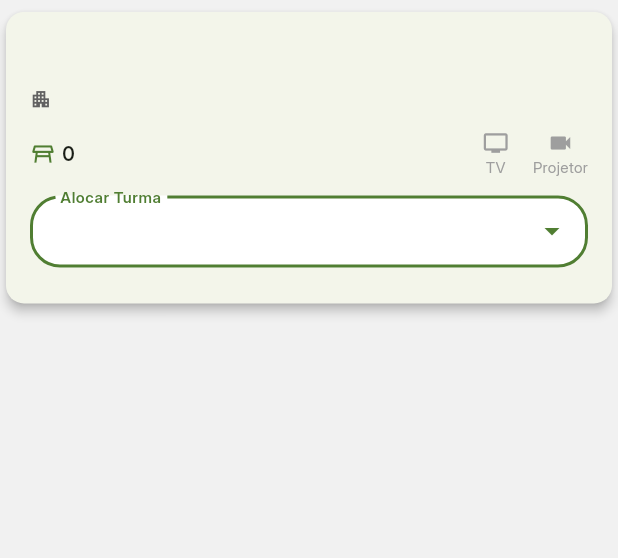
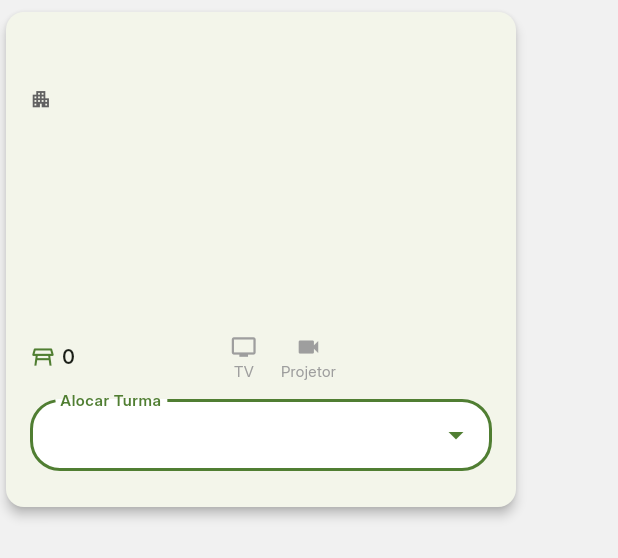
Before and after one commit to pdromarks/EmSalaMais, a Flutter app: the CustomRoomAllocationCard widget shown alone on an empty page, opened directly with empty values, on a phone screen of 412 x 824 dp. Shown: the top 558 px of the screen. Run offline on Flutter 3.47's test engine with Material 3 defaults, Android fonts, the phone set to English and light mode, and no system bars; our stand-ins replace flutter_dotenv, supabase_flutter; accounts and stored records are empty.

Commit message:
Feat: Alterações room_allocation_crud_screen

```diff
--- a/lib/components/widgets/custom_dropdown.dart
+++ b/lib/components/widgets/custom_dropdown.dart
@@ -224,9 +224,9 @@ class _CustomDropdownState extends State<CustomDropdown> {
                   Padding(
                     padding: const EdgeInsets.only(right: 8.0),
                     child: Icon(
-                      _isOpen ? Icons.arrow_drop_up : Icons.arrow_drop_down,
-                      color: AppColors.verdeUNICV,
-                      size: widget.iconSize ?? 24,
+                    _isOpen ? Icons.arrow_drop_up : Icons.arrow_drop_down,
+                    color: AppColors.verdeUNICV,
+                    size: widget.iconSize ?? 24,
                     ),
                   ),
                 ],
--- a/lib/components/widgets/custom_multi_select_dropdown.dart
+++ b/lib/components/widgets/custom_multi_select_dropdown.dart
@@ -207,9 +207,9 @@ class _CustomMultiSelectDropdownState extends State<CustomMultiSelectDropdown> {
                   Padding(
                     padding: const EdgeInsets.only(right: 8.0),
                     child: Icon(
-                      _isOpen ? Icons.arrow_drop_up : Icons.arrow_drop_down,
-                      color: AppColors.verdeUNICV,
-                      size: widget.iconSize ?? 24,
+                    _isOpen ? Icons.arrow_drop_up : Icons.arrow_drop_down,
+                    color: AppColors.verdeUNICV,
+                    size: widget.iconSize ?? 24,
                     ),
                   ),
                 ],
--- a/lib/components/widgets/custom_room_allocation_card.dart
+++ b/lib/components/widgets/custom_room_allocation_card.dart
@@ -72,9 +72,11 @@ class _CustomRoomAllocationCardState extends State<CustomRoomAllocationCard> {
     }
   }
 
-  Widget _buildRoomInfo(double fontSize) {
+  // Informações do cabeçalho da sala (Nome, Bloco)
+  Widget _buildRoomHeaderInfo(double fontSize) {
     return Column(
       crossAxisAlignment: CrossAxisAlignment.start,
+      mainAxisSize: MainAxisSize.min,
       children: [
         Text(
           widget.roomName,
@@ -95,10 +97,16 @@ class _CustomRoomAllocationCardState extends State<CustomRoomAllocationCard> {
             ),
           ],
         ),
-        const SizedBox(height: 12),
-        Row(
+      ],
+    );
+  }
+
+  // Informações de características da sala (Carteiras, TV, Projetor)
+  Widget _buildRoomFeatureInfo(double fontSize) {
+    return Row(
       mainAxisAlignment: MainAxisAlignment.spaceBetween,
       children: [
+        // Carteiras
         Row(
           children: [
             Icon(Icons.table_restaurant_outlined, size: fontSize * 1.2, color: AppColors.verdeUNICV),
@@ -106,6 +114,7 @@ class _CustomRoomAllocationCardState extends State<CustomRoomAllocationCard> {
             Text('${widget.roomDesksCount}', style: TextStyle(fontSize: fontSize * 0.9, fontWeight: FontWeight.bold)),
           ],
         ),
+        // TV e Projetor
         Row(
           children: [
             Column(
@@ -123,8 +132,9 @@ class _CustomRoomAllocationCardState extends State<CustomRoomAllocationCard> {
             ),
           ],
         ),
-          ],
-        ),
+        // Placeholder para alinhar com os botões do CustomRoomCard, se necessário, ou deixar vazio
+        // Para este card, não teremos os botões de editar/deletar aqui.
+        const SizedBox(width: 0),
       ],
     );
   }
@@ -138,7 +148,6 @@ class _CustomRoomAllocationCardState extends State<CustomRoomAllocationCard> {
       child: Column(
         crossAxisAlignment: CrossAxisAlignment.start,
         children: [
-          // Horário em destaque (similar ao ScheduleCard)
           Text(
             details.time,
             style: TextStyle(
@@ -148,7 +157,6 @@ class _CustomRoomAllocationCardState extends State<CustomRoomAllocationCard> {
             ),
           ),
           const SizedBox(height: 8),
-          // Professor
           Row(
             children: [
               Icon(Icons.person, size: fontSize, color: Colors.grey[700]),
@@ -163,7 +171,6 @@ class _CustomRoomAllocationCardState extends State<CustomRoomAllocationCard> {
             ],
           ),
           const SizedBox(height: 4),
-          // Disciplina
           Row(
             children: [
               Icon(Icons.book, size: fontSize, color: Colors.grey[700]),
@@ -188,21 +195,34 @@ class _CustomRoomAllocationCardState extends State<CustomRoomAllocationCard> {
     final double width = screenSize.width;
     final bool isDesktop = width > 1024;
     final bool isTablet = width > 600 && width <= 1024;
-    final double fontSize = (width * (isDesktop ? 0.012 : isTablet ? 0.016 : 0.035)).clamp(12.0, 18.0); // Ajuste de clamp para card menor
+    final double fontSize = (width * (isDesktop ? 0.012 : isTablet ? 0.016 : 0.035)).clamp(12.0, 18.0);
 
     return Card(
       elevation: 3,
       margin: const EdgeInsets.symmetric(vertical: 8, horizontal: 4),
       shape: RoundedRectangleBorder(borderRadius: BorderRadius.circular(12)),
+      child: SizedBox(
+        width: 340.0,
+        height: 330.0,
         child: Padding(
           padding: const EdgeInsets.all(16),
           child: Column(
+            mainAxisAlignment: MainAxisAlignment.spaceBetween,
             crossAxisAlignment: CrossAxisAlignment.start,
-          mainAxisSize: MainAxisSize.min, // Para o card não expandir desnecessariamente
             children: [
-            _buildRoomInfo(fontSize),
+              // Topo: Nome da sala e bloco
+              _buildRoomHeaderInfo(fontSize),
+
+              // Meio: Espaço vazio para empurrar a base para baixo
+              const Spacer(),
+
+              // Base: Características, Dropdown de alocação e detalhes
+              Column(
+                mainAxisSize: MainAxisSize.min,
+                crossAxisAlignment: CrossAxisAlignment.start,
+                children: [
+                  _buildRoomFeatureInfo(fontSize),
                   const SizedBox(height: 12),
-            // Dropdown para selecionar turma
                   CustomDropdown(
                     label: _selectedClass == null ? 'Alocar Turma' : 'Turma Alocada',
                     items: widget.availableClasses,
@@ -213,25 +233,26 @@ class _CustomRoomAllocationCardState extends State<CustomRoomAllocationCard> {
                       });
                       widget.onClassSelected(widget.roomId, newValue);
                     },
-              dropdownId: 'class_allocation_${widget.roomId}', // ID único
+                    dropdownId: 'class_allocation_${widget.roomId}',
                     fontSize: fontSize * 0.95,
-              // Adicione onOpen e openDropdownId se for usar o DropdownManager global
                   ),
                   const SizedBox(height: 8),
-            // Detalhes da turma alocada (se houver)
                   if (widget.allocatedClassDetails != null)
                     _buildAllocatedClassDetails(fontSize, widget.allocatedClassDetails!)
                   else if (_selectedClass != null && widget.allocatedClassDetails == null)
-              Container( // Espaço reservado ou indicador de carregamento se a lógica for assíncrona
+                    Container(
                       padding: const EdgeInsets.symmetric(vertical: 16.0),
                       alignment: Alignment.center,
                       child: Text(
-                  'Selecione para carregar detalhes...', // Ou um CircularProgressIndicator
+                        'Selecione para carregar detalhes...',
                         style: TextStyle(color: Colors.grey, fontSize: fontSize * 0.85),
                       ),
                     ),
                 ],
               ),
+            ],
+          ),
+        ),
       ),
     );
   }
```
Also changed, not shown: lib/web/screens/schedule_crud_screen.dart (indentation only). Lines whose indentation alone changed are shown as unchanged.
